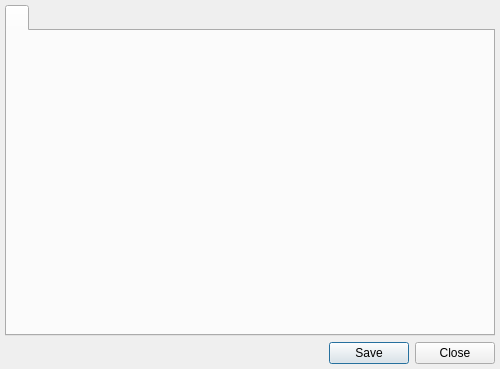
Before: the Qt Designer form analyzer/forms/OptionsDialog.ui in jvesely/netsniffer, drawn with Qt 5.
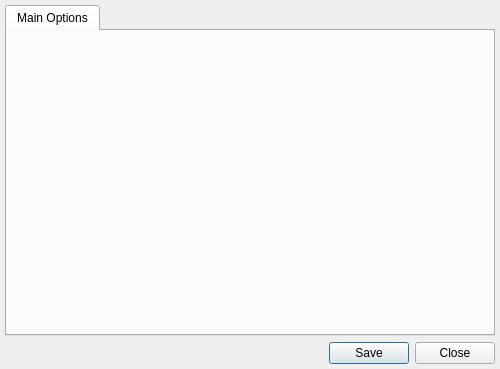
After: the same form once the commit is applied. Icons and pictures are not drawn.

Commit message: plugins loading/unloading works, options remade to be more modular

```diff
--- a/analyzer/forms/OptionsDialog.ui
+++ b/analyzer/forms/OptionsDialog.ui
@@ -76,7 +76,7 @@
        </sizepolicy>
       </property>
       <attribute name="title">
-       <string/>
+       <string>Main Options</string>
       </attribute>
      </widget>
     </widget>
```
Left out of the diff: 17 changed lines with no effect on the pictures. The commit also changes 3 other files.
